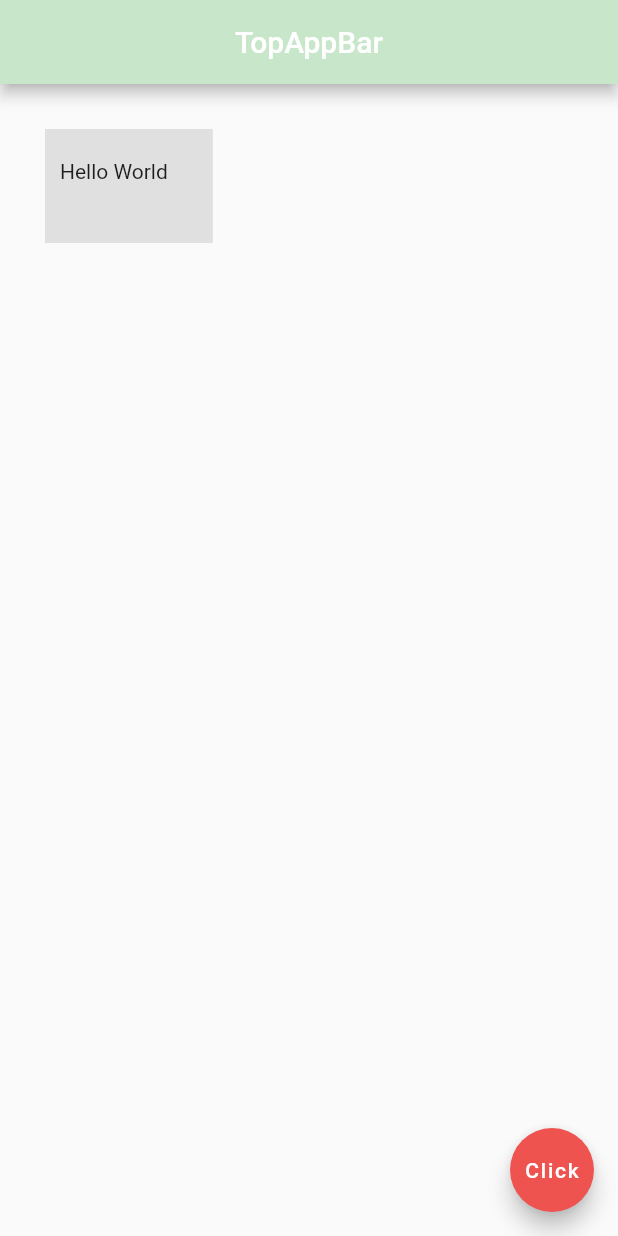
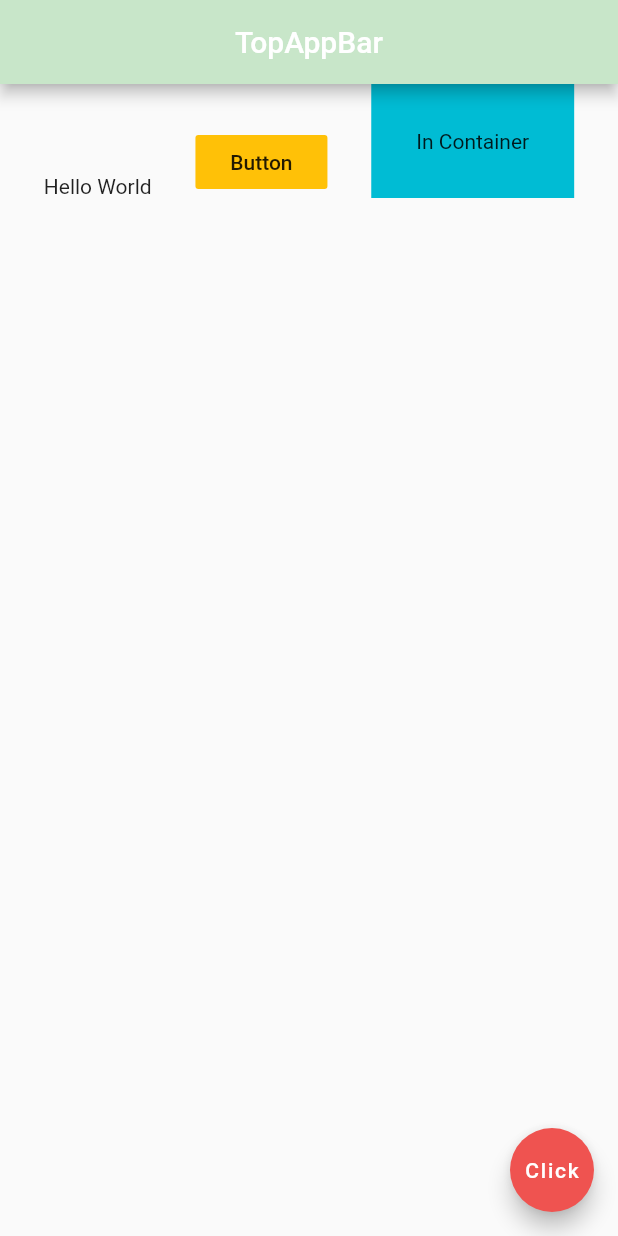
Before and after one commit to tengfone/FlutterBasics, a Flutter app: the screen it shows after launch, on a phone screen of 412 x 824 dp. Run offline on Flutter 3.47's test engine with Material 2 defaults, Android fonts, the phone set to English and light mode, and no system bars.

Commit message:
Basic Rows

```diff
--- a/lib/main.dart
+++ b/lib/main.dart
@@ -14,21 +14,22 @@ class Home extends StatelessWidget {
         centerTitle: true,
         backgroundColor: Colors.green[100],
       ),
-      body: Container(
-        // padding is inside the container
-        padding: EdgeInsets.fromLTRB(10.0, 20.0, 30, 40),
-        // margin is around the container
-        margin: EdgeInsets.all(30.0),
-        // padding: EdgeInsets.symmetric(horizontal: 30.0,vertical: 10.0),
-        color: Colors.grey[300],
-        child: Text("Hello World"),
+      body: Row(
+        mainAxisAlignment: MainAxisAlignment.spaceEvenly,
+        crossAxisAlignment: CrossAxisAlignment.end,
+        children: <Widget>[
+          Text("Hello World"),
+          FlatButton(
+            onPressed: (){},
+            color: Colors.amber,
+            child:Text("Button"),),
+          Container(
+            color: Colors.cyan,
+            padding: EdgeInsets.all(30.0),
+            child: Text("In Container"),
+          )
+        ],
       ),
-//      // Use Padding widget when you only want to pad stuff. Use container if
-//      // you want to use margin
-//      body: Padding(
-//        padding: EdgeInsets.all(30.0),
-//        child: Text("Hello World!")
-//      ),
       floatingActionButton: FloatingActionButton(
         onPressed: () {  },
         child: Text("Click"),
```
